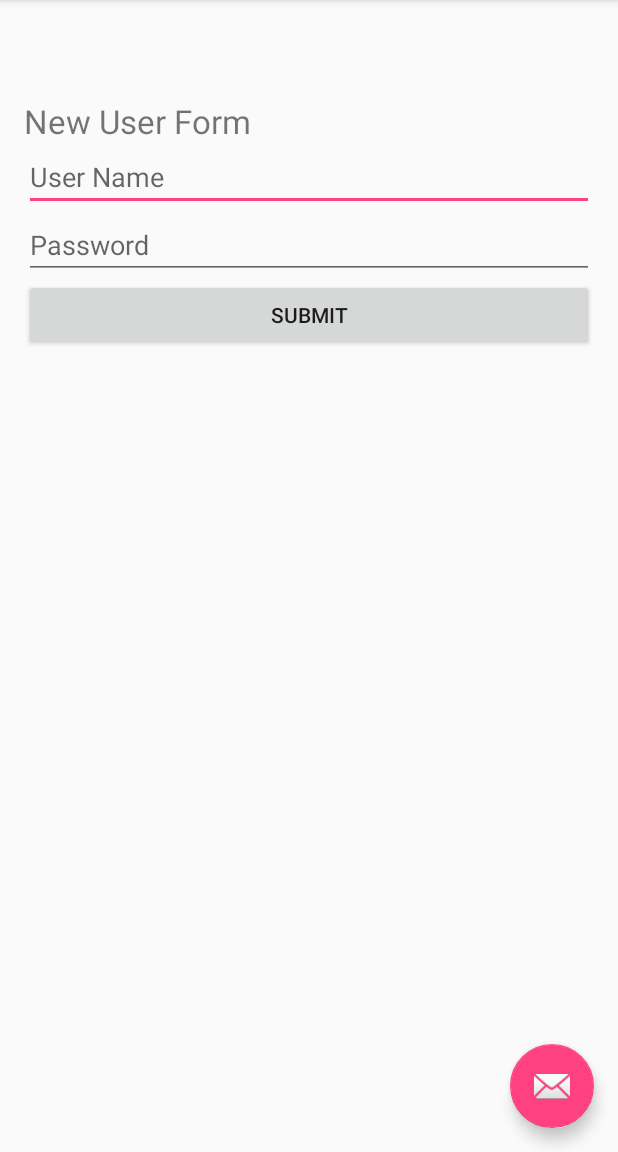
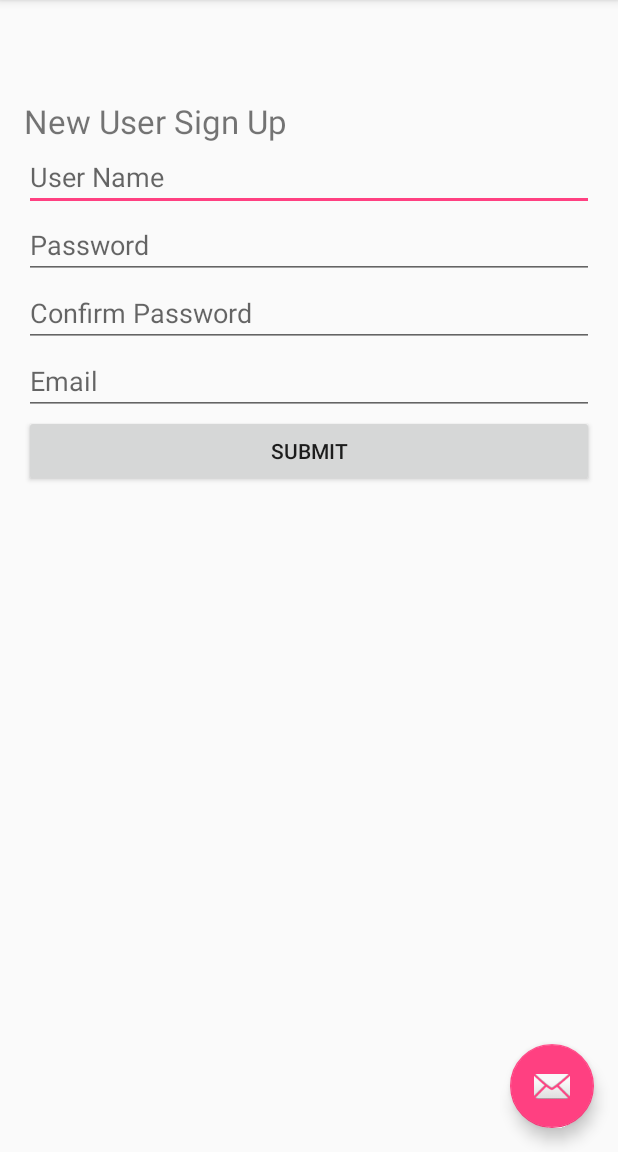
Before and after one commit to ucsdCSE110wi16/CSE110M260T8, an Android app: the screen it shows after launch (MainActivity before the commit, SignUpActivity after it), on a phone screen of 412 x 824 dp, the part 84-1236 px from its top. Run offline under Robolectric (Android 15) with nearby library versions, the light colour scheme and no system bars; libraries missing offline, so code that uses them is left out: com.firebase.client; 1 statement that could not run was skipped.

Commit message:
Generated uId, added field for email. Changed activity name.

```diff
--- a/app/src/main/AndroidManifest.xml
+++ b/app/src/main/AndroidManifest.xml
@@ -10,7 +10,7 @@
         android:supportsRtl="true"
         android:theme="@style/AppTheme">
         <activity
-            android:name=".MainActivity"
+            android:name=".SignUpActivity"
             android:label="@string/app_name"
             android:theme="@style/AppTheme.NoActionBar">
             <intent-filter>
--- a/app/src/main/java/com/example/anara/myapplication/User.java
+++ b/app/src/main/java/com/example/anara/myapplication/User.java
@@ -7,7 +7,7 @@ public class User {
     String name;
     String password;
     CharSequence email;
-    Integer id;
+    String id;
 
     public String getUserName() { return name; }
 
@@ -21,9 +21,9 @@ public class User {
 
     public void setPassword(String password) { this.password = password; }
 
-    public Integer getUserId() {return id; }
+    public String getUserId() {return id; }
 
-    public void setUserId( Integer id) { this.id = id; }
+    public void setUserId( String id) { this.id = id; }
 
     public User(){
 
--- a/app/src/main/res/layout/activity_main.xml
+++ b/app/src/main/res/layout/activity_main.xml
@@ -5,7 +5,7 @@
     android:layout_width="match_parent"
     android:layout_height="match_parent"
     android:fitsSystemWindows="true"
-    tools:context="com.example.anara.myapplication.MainActivity">
+    tools:context="com.example.anara.myapplication.SignUpActivity">
 
     <android.support.design.widget.AppBarLayout
         android:layout_width="match_parent"
--- a/app/src/main/res/layout/content_main.xml
+++ b/app/src/main/res/layout/content_main.xml
@@ -9,7 +9,7 @@
     android:paddingRight="@dimen/activity_horizontal_margin"
     android:paddingTop="@dimen/activity_vertical_margin"
     app:layout_behavior="@string/appbar_scrolling_view_behavior"
-    tools:context="com.example.anara.myapplication.MainActivity"
+    tools:context="com.example.anara.myapplication.SignUpActivity"
     tools:showIn="@layout/activity_main">
     <LinearLayout
         android:orientation="vertical"
@@ -41,6 +41,23 @@
             android:ems="10"
             android:id="@+id/EditTextPass" />
 
+        <EditText
+            android:layout_width="match_parent"
+            android:layout_height="wrap_content"
+            android:inputType="textPassword"
+            android:hint="@string/password1"
+            android:ems="10"
+            android:id="@+id/EditTextPass1" />
+
+        <EditText
+            android:layout_width="match_parent"
+            android:layout_height="wrap_content"
+            android:inputType="textEmailAddress"
+            android:hint="@string/email"
+            android:ems="10"
+            android:id="@+id/EditTextEmail" />
+
+
         <Button
             android:id="@+id/Submit"
             android:layout_height="wrap_content"
--- a/app/src/main/res/values/strings.xml
+++ b/app/src/main/res/values/strings.xml
@@ -2,8 +2,10 @@
     <string name="app_name">My Application</string>
     <string name="name">User Name</string>
     <string name="password">Password</string>
+    <string name="password1">Confirm Password</string>
+    <string name="email">Email</string>
     <string name="submit">Submit</string>
     <string name="search">Search</string>
-    <string name="newUForm">New User Form</string>
+    <string name="newUForm">New User Sign Up</string>
     <string name="action_settings">Settings</string>
 </resources>
```
Also changed, not shown: app/src/main/java/com/example/anara/myapplication/SignUpActivity.java (renamed from app/src/main/java/com/example/anara/myapplication/MainActivity.java, +27 -6 lines).
